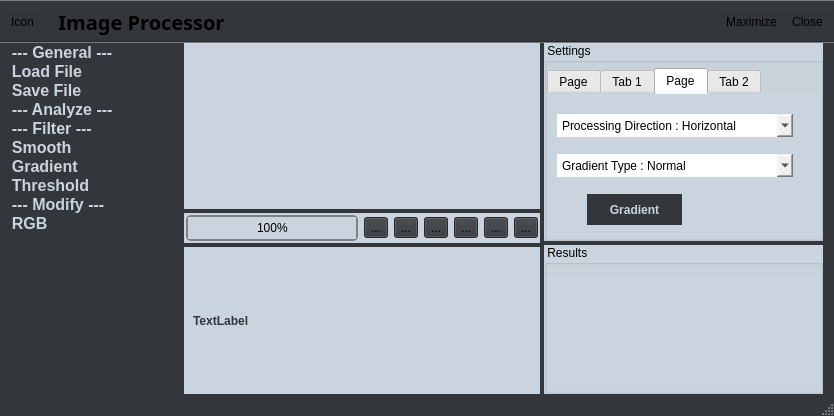
Above: ImageProcessor/mainwindow.ui from gitdev1234/ImageProcessor before the change. Below: the same form after it.
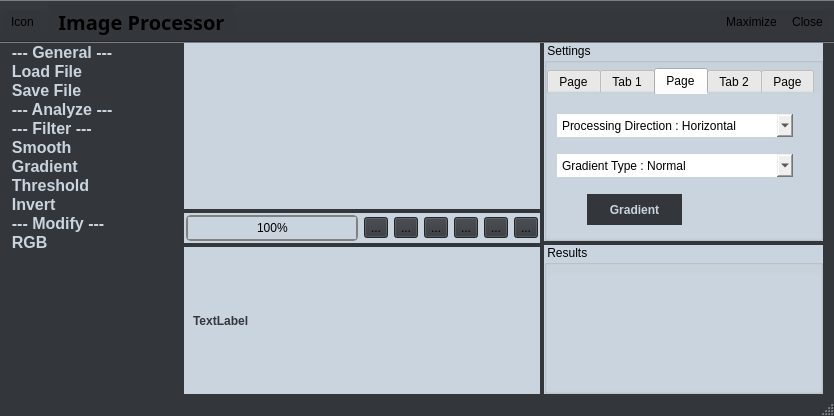
That is the form after the change. The open tabs and pages were chosen to show the change. Icons and pictures are not drawn.

Patch:
```diff
--- a/ImageProcessor/mainwindow.ui
+++ b/ImageProcessor/mainwindow.ui
@@ -242,6 +242,11 @@
           <normaloff>:/res/resources/threshold.png</normaloff>:/res/resources/threshold.png</iconset>
         </property>
        </item>
+       <item>
+        <property name="text">
+         <string>  Invert</string>
+        </property>
+       </item>
        <item>
         <property name="text">
          <string>  --- Modify ---</string>
@@ -972,6 +977,11 @@
                 </item>
                </layout>
               </widget>
+              <widget class="QWidget" name="tab_5">
+               <attribute name="title">
+                <string>Page</string>
+               </attribute>
+              </widget>
              </widget>
             </item>
            </layout>
```
Left out of the diff: 2 changed lines with no effect on the pictures.
